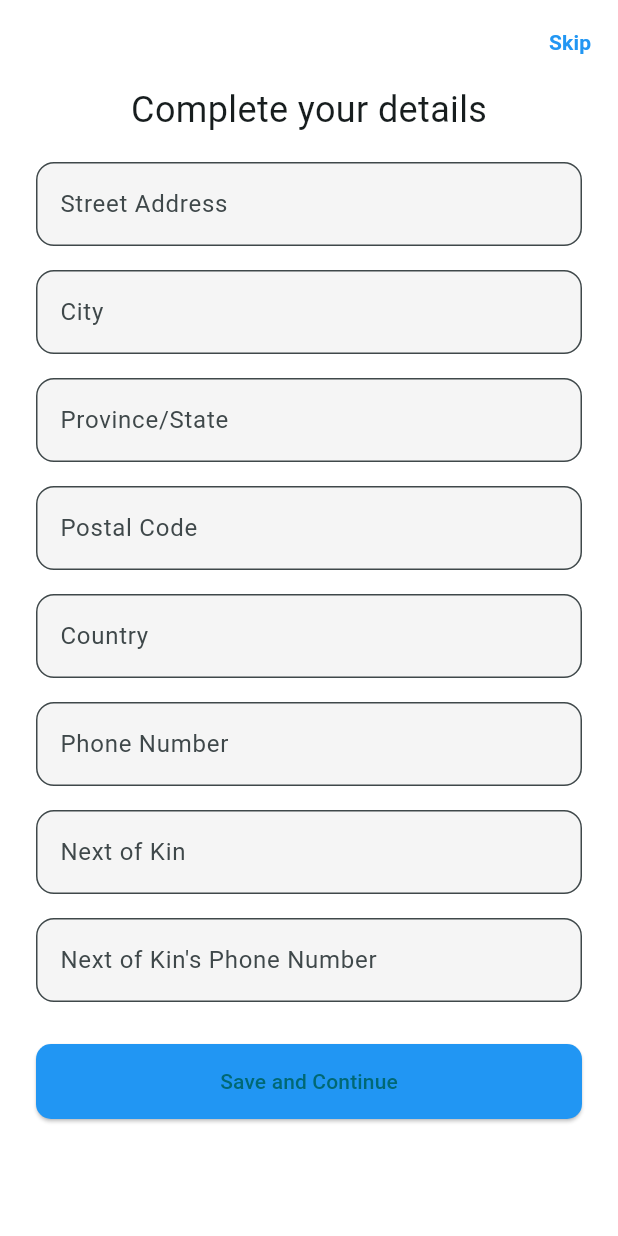
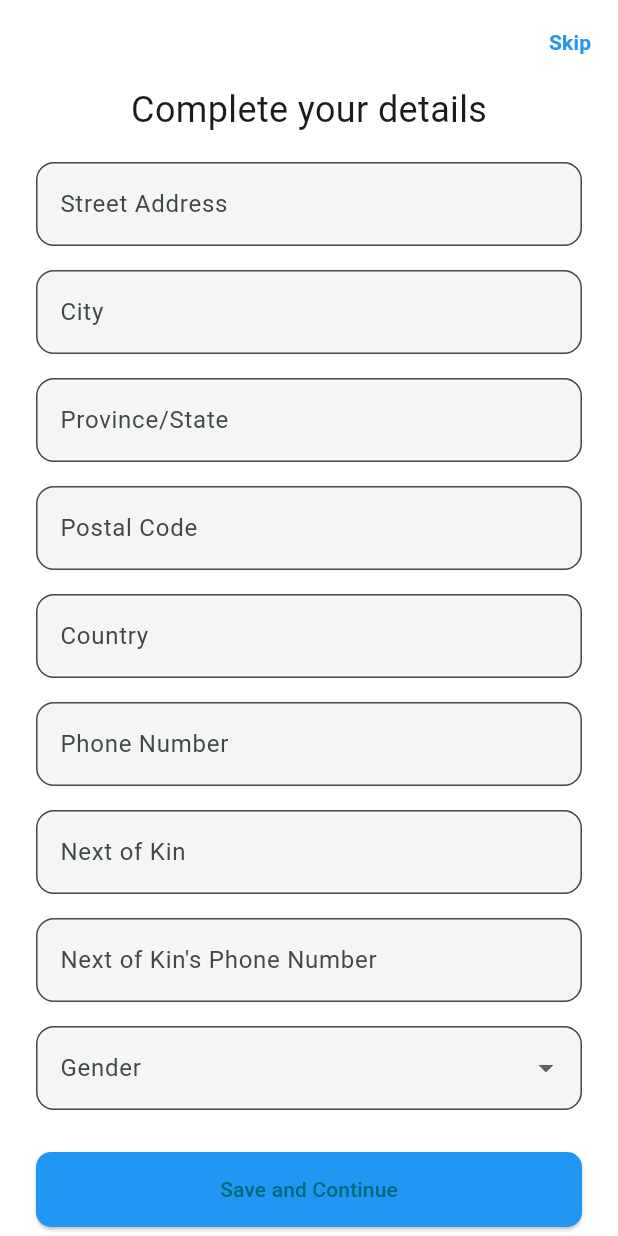
Before and after one commit to Mkasi09/e_hospital, a Flutter app: the AdditionalDetailsScreen screen opened directly, on a phone screen of 412 x 824 dp. Run offline on Flutter 3.47's test engine with Material 3 defaults, Android fonts, the phone set to English and light mode, and no system bars; our stand-ins replace cloud_firestore, file_picker, firebase_auth, firebase_core; missing offline and left inert: syncfusion_flutter_pdfviewer; accounts and stored records are empty.

```diff
--- a/lib/screens/patient/addresses/address_info.dart
+++ b/lib/screens/patient/addresses/address_info.dart
@@ -59,6 +59,7 @@ class _AdditionalDetailsScreenState extends State<AdditionalDetailsScreen> {
   final _countryController = TextEditingController();
   final _phoneController = TextEditingController();
   final _nextOfKinController = TextEditingController();
+  String? _selectedGender;
   final _nextOfKinPhoneController = TextEditingController();
 
   bool _isSaving = false;
@@ -88,11 +89,13 @@ class _AdditionalDetailsScreenState extends State<AdditionalDetailsScreen> {
         'postalCode': _postalCodeController.text.trim(),
         'country': _countryController.text.trim(),
       },
-      'phone': "0"+normalizePhoneNumber(_phoneController.text),
+      'gender': _selectedGender,
+      'phone': "0" + normalizePhoneNumber(_phoneController.text),
       'nextOfKin': _nextOfKinController.text.trim(),
-      'nextOfKin\'sPhone': "0"+normalizePhoneNumber(_nextOfKinPhoneController.text),
+      'nextOfKinPhone': "0" + normalizePhoneNumber(_nextOfKinPhoneController.text),
       'profileComplete': true,
     });
+
 
     ScaffoldMessenger.of(context).showSnackBar(
       const SnackBar(content: Text('Details saved successfully')),
@@ -158,6 +161,30 @@ class _AdditionalDetailsScreenState extends State<AdditionalDetailsScreen> {
       ),
     );
   }
+  Widget _buildGenderDropdown() {
+    return Padding(
+      padding: const EdgeInsets.symmetric(vertical: 8),
+      child: DropdownButtonFormField<String>(
+        decoration: InputDecoration(
+          labelText: 'Gender',
+          filled: true,
+          fillColor: Colors.grey.shade100,
+          border: OutlineInputBorder(borderRadius: BorderRadius.circular(12)),
+        ),
+        value: _selectedGender,
+        items: const [
+          DropdownMenuItem(value: 'Male', child: Text('Male')),
+          DropdownMenuItem(value: 'Female', child: Text('Female')),
+        ],
+        onChanged: (value) {
+          setState(() {
+            _selectedGender = value;
+          });
+        },
+        validator: (value) => value == null ? 'Select Gender' : null,
+      ),
+    );
+  }
 
   @override
   Widget build(BuildContext context) {
@@ -200,6 +227,8 @@ class _AdditionalDetailsScreenState extends State<AdditionalDetailsScreen> {
               _buildPhoneField(_phoneController, 'Phone Number', keyboardType: TextInputType.phone),
               _buildTextField(_nextOfKinController, 'Next of Kin'),
               _buildPhoneField(_nextOfKinPhoneController, 'Next of Kin\'s Phone Number', keyboardType: TextInputType.phone),
+              _buildGenderDropdown(),
+
 
               const SizedBox(height: 20),
               SizedBox(
```
Also changed, not shown: lib/firebase_auth/signup.dart (+39 -1 lines), lib/screens/profile/profile.dart (+24 -3 lines).
